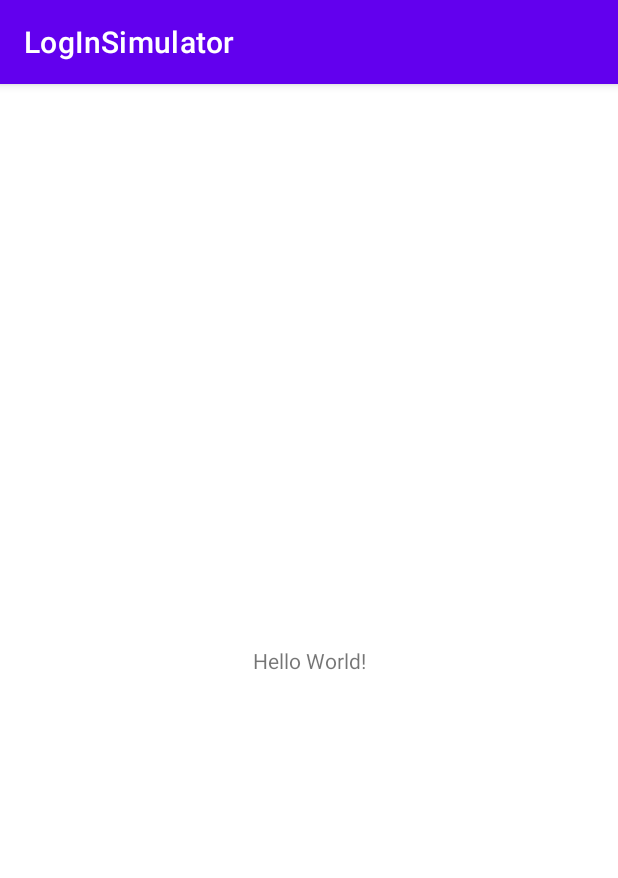
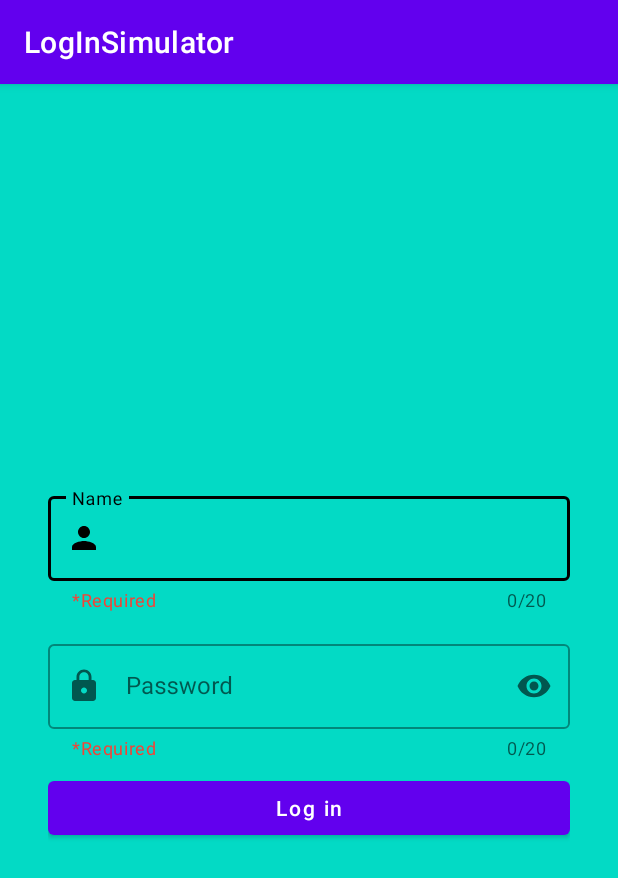
Before and after one commit to hubinsord/LogInSimulator, an Android app: the screen it shows after launch (MainActivity), on a phone screen of 412 x 824 dp. Shown: the top 878 px of the screen. Run offline under Robolectric (Android 15) with nearby library versions, the phone set to English and light mode, and no system bars; our stand-ins replace data binding.

Commit message:
feature: set navigation component, introduced LogInFragment with initial layout, provided support for multilingual string resources

```diff
--- a/app/build.gradle
+++ b/app/build.gradle
@@ -2,7 +2,7 @@ plugins {
     id 'com.android.application'
     id 'org.jetbrains.kotlin.android'
     id 'kotlin-kapt'
-//    id 'dagger.hilt.android.plugin'
+    id 'dagger.hilt.android.plugin'
     id 'androidx.navigation.safeargs'
 }
 
--- /dev/null
+++ b/app/src/main/res/drawable/ic_lock_24.xml
@@ -0,0 +1,10 @@
+<vector xmlns:android="http://schemas.android.com/apk/res/android"
+    android:width="24dp"
+    android:height="24dp"
+    android:viewportWidth="24"
+    android:viewportHeight="24"
+    android:tint="?attr/colorControlNormal">
+  <path
+      android:fillColor="@android:color/white"
+      android:pathData="M18,8h-1L17,6c0,-2.76 -2.24,-5 -5,-5S7,3.24 7,6v2L6,8c-1.1,0 -2,0.9 -2,2v10c0,1.1 0.9,2 2,2h12c1.1,0 2,-0.9 2,-2L20,10c0,-1.1 -0.9,-2 -2,-2zM12,17c-1.1,0 -2,-0.9 -2,-2s0.9,-2 2,-2 2,0.9 2,2 -0.9,2 -2,2zM15.1,8L8.9,8L8.9,6c0,-1.71 1.39,-3.1 3.1,-3.1 1.71,0 3.1,1.39 3.1,3.1v2z"/>
+</vector>
--- /dev/null
+++ b/app/src/main/res/drawable/ic_person.xml
@@ -0,0 +1,10 @@
+<vector xmlns:android="http://schemas.android.com/apk/res/android"
+    android:width="24dp"
+    android:height="24dp"
+    android:viewportWidth="24"
+    android:viewportHeight="24"
+    android:tint="?attr/colorControlNormal">
+  <path
+      android:fillColor="@android:color/white"
+      android:pathData="M12,12c2.21,0 4,-1.79 4,-4s-1.79,-4 -4,-4 -4,1.79 -4,4 1.79,4 4,4zM12,14c-2.67,0 -8,1.34 -8,4v2h16v-2c0,-2.66 -5.33,-4 -8,-4z"/>
+</vector>
--- a/app/src/main/res/layout/activity_main.xml
+++ b/app/src/main/res/layout/activity_main.xml
@@ -6,13 +6,12 @@
     android:layout_height="match_parent"
     tools:context=".MainActivity">
 
-    <TextView
-        android:layout_width="wrap_content"
-        android:layout_height="wrap_content"
-        android:text="Hello World!"
-        app:layout_constraintBottom_toBottomOf="parent"
-        app:layout_constraintLeft_toLeftOf="parent"
-        app:layout_constraintRight_toRightOf="parent"
-        app:layout_constraintTop_toTopOf="parent" />
+    <androidx.fragment.app.FragmentContainerView
+        android:id="@+id/fragmentContainerView"
+        android:name="androidx.navigation.fragment.NavHostFragment"
+        android:layout_width="match_parent"
+        android:layout_height="match_parent"
+        app:defaultNavHost="true"
+        app:navGraph="@navigation/main_navigation"/>
 
 </androidx.constraintlayout.widget.ConstraintLayout>
--- a/app/src/main/res/layout/fragment_dashboard.xml
+++ b/app/src/main/res/layout/fragment_dashboard.xml
@@ -5,10 +5,10 @@
     android:layout_height="match_parent"
     tools:context=".app.ui.dashboard.DashboardFragment">
 
-    <!-- TODO: Update blank fragment layout -->
+
     <TextView
         android:layout_width="match_parent"
         android:layout_height="match_parent"
-        android:text="@string/hello_blank_fragment" />
+        android:text="dashboardfragment" />
 
 </FrameLayout>
--- a/app/src/main/res/layout/fragment_log_in.xml
+++ b/app/src/main/res/layout/fragment_log_in.xml
@@ -6,7 +6,8 @@
 
     <androidx.constraintlayout.widget.ConstraintLayout
         android:layout_width="match_parent"
-        android:layout_height="match_parent">
+        android:layout_height="match_parent"
+        android:background="@color/teal_200">
 
         <LinearLayout
             android:layout_width="match_parent"
@@ -25,28 +26,53 @@
                 android:layout_width="match_parent"
                 android:layout_height="wrap_content"
                 android:layout_marginVertical="8dp"
-                android:hint="@string/til_user_name">
+                android:hint="@string/til_user_name"
+                app:endIconMode="clear_text"
+                app:counterEnabled="true"
+                app:counterMaxLength="20"
+                app:boxStrokeColor="@color/black"
+                app:hintTextColor="@color/black"
+                app:helperText="@string/required"
+                app:helperTextTextColor="@color/red_500"
+                app:startIconTint="@color/black"
+                app:startIconDrawable="@drawable/ic_person">
 
                 <com.google.android.material.textfield.TextInputEditText
                     android:id="@+id/tied_user_name"
                     android:layout_width="match_parent"
-                    android:layout_height="wrap_content" />
+                    android:layout_height="wrap_content"
+                    android:maxLines="1"
+                    android:maxLength="22" />
             </com.google.android.material.textfield.TextInputLayout>
 
             <com.google.android.material.textfield.TextInputLayout
                 android:id="@+id/til_password"
                 style="@style/Widget.MaterialComponents.TextInputLayout.OutlinedBox"
                 android:layout_width="match_parent"
+                android:layout_height="wrap_content"
                 android:layout_marginVertical="8dp"
-                android:layout_height="wrap_content"
-                android:hint="@string/til_password">
+                android:hint="@string/til_password"
+                app:helperText="@string/required"
+                app:endIconMode="password_toggle"
+                app:counterEnabled="true"
+                app:counterMaxLength="20"
+                app:helperTextTextColor="@color/red_500"
+                app:startIconDrawable="@drawable/ic_lock_24">
 
                 <com.google.android.material.textfield.TextInputEditText
                     android:id="@+id/tied_password"
+                    android:inputType="textPassword"
                     android:layout_width="match_parent"
                     android:layout_height="wrap_content" />
             </com.google.android.material.textfield.TextInputLayout>
 
+            <com.google.android.material.button.MaterialButton
+                android:layout_width="match_parent"
+                android:layout_height="wrap_content"
+                android:text="@string/btn_log_in"
+                android:textAllCaps="false"
+                />
+
         </LinearLayout>
     </androidx.constraintlayout.widget.ConstraintLayout>
 </layout>
--- /dev/null
+++ b/app/src/main/res/navigation/main_navigation.xml
@@ -0,0 +1,13 @@
+<?xml version="1.0" encoding="utf-8"?>
+<navigation xmlns:android="http://schemas.android.com/apk/res/android"
+    xmlns:app="http://schemas.android.com/apk/res-auto"
+    xmlns:tools="http://schemas.android.com/tools"
+    android:id="@+id/main_navigation"
+    app:startDestination="@id/logInFragment">
+
+    <fragment
+        android:id="@+id/logInFragment"
+        android:name="com.hubinsord.loginsimulator.app.ui.login.LogInFragment"
+        android:label="fragment_log_in"
+        tools:layout="@layout/fragment_log_in" />
+</navigation>
--- a/app/src/main/res/values/colors.xml
+++ b/app/src/main/res/values/colors.xml
@@ -7,4 +7,5 @@
     <color name="teal_700">#FF018786</color>
     <color name="black">#FF000000</color>
     <color name="white">#FFFFFFFF</color>
+    <color name="red_500">#f44336</color>
 </resources>
--- a/app/src/main/res/values/strings.xml
+++ b/app/src/main/res/values/strings.xml
@@ -4,4 +4,6 @@
 <!--    login fragment-->
     <string name="til_user_name">Name</string>
     <string name="til_password">Password</string>
+    <string name="required">*Required</string>
+    <string name="btn_log_in">Log in</string>
 </resources>
```
Also changed, not shown: 1 other file.
